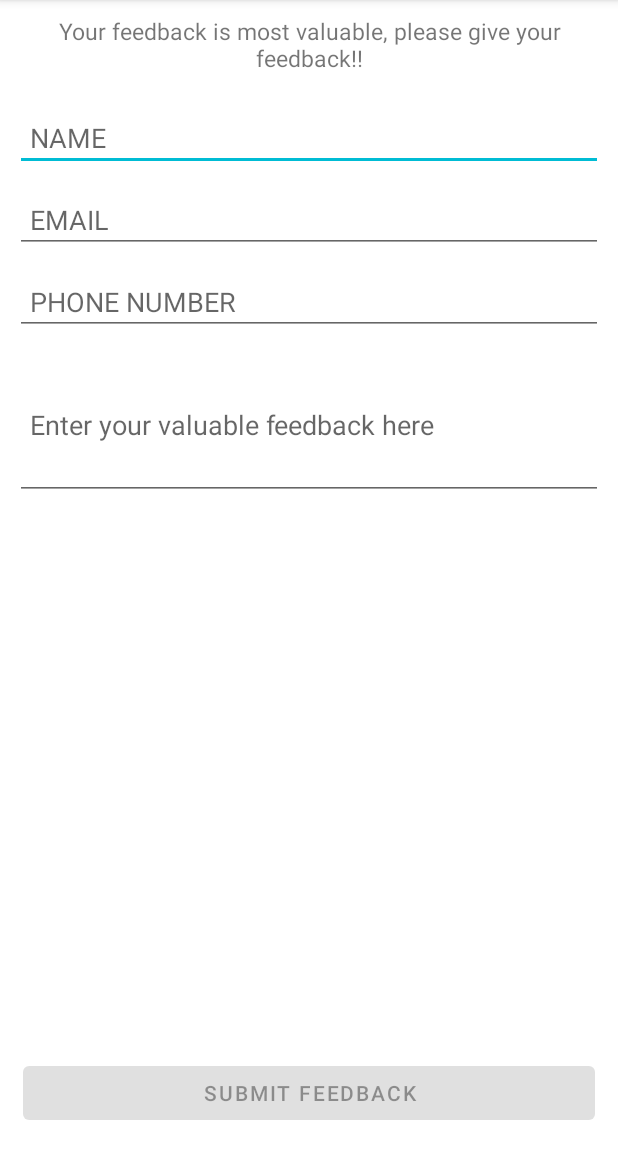
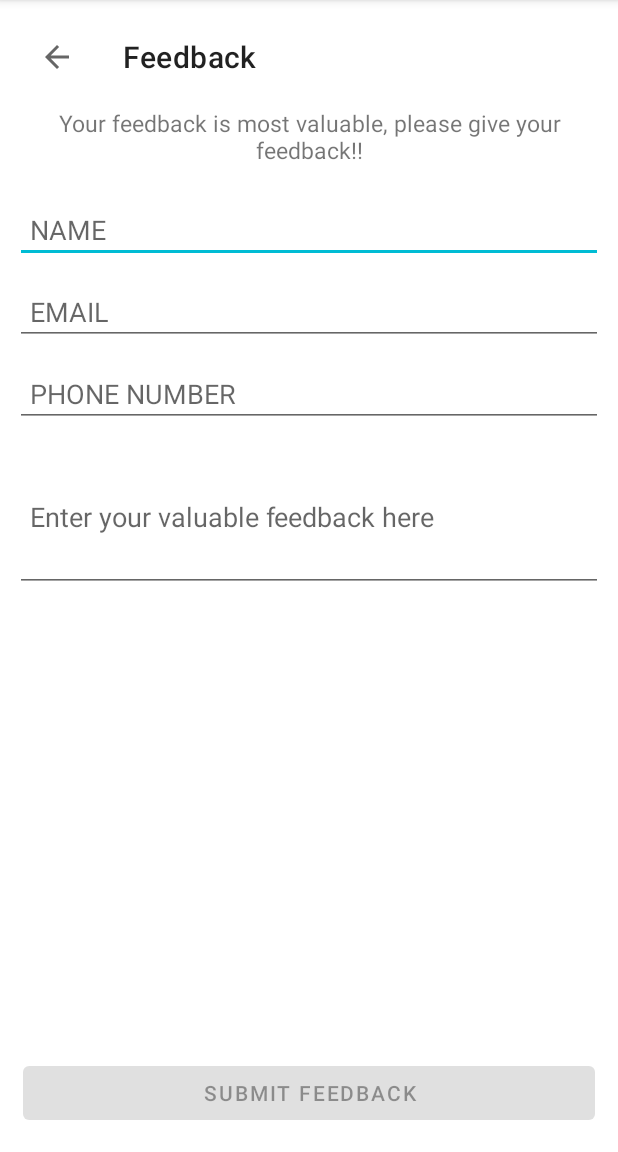
Before and after one commit to chin-mayKulkarni/HoroBook, an Android app: the screen it shows after launch (FeedBackActivity), in the side drawer, after a tap on "feedback", on a phone screen of 412 x 824 dp, the part 84-1236 px from its top. Run offline under Robolectric (Android 15) with nearby library versions, the phone set to English and light mode, and no system bars; our stand-ins replace RxJava, navigation-ui; network calls fail.

Commit message:
UI changes, fixed bugs, back button to webview, donotplay song implementation, version display

```diff
--- a/app/build.gradle
+++ b/app/build.gradle
@@ -16,7 +16,7 @@ android {
         applicationId "com.chinmay.horobook"
         minSdkVersion 23
         targetSdkVersion 31
-        versionCode 5
+        versionCode 7
         versionName "1.0"
 
         testInstrumentationRunner "androidx.test.runner.AndroidJUnitRunner"
--- a/app/src/main/java/com/chinmay/horobook/MainActivity.kt
+++ b/app/src/main/java/com/chinmay/horobook/MainActivity.kt
@@ -3,6 +3,8 @@ package com.chinmay.horobook
 import android.content.Intent
 import android.os.Bundle
 import android.view.MenuItem
+import android.view.View
+import android.widget.TextView
 import androidx.appcompat.app.ActionBarDrawerToggle
 import androidx.appcompat.app.AppCompatActivity
 import androidx.navigation.findNavController
@@ -12,6 +14,7 @@ import com.chinmay.horobook.view.DrawerNavigationFragments.FeedBackActivity
 import com.chinmay.horobook.view.DrawerNavigationFragments.WebActivity
 import com.google.android.material.bottomnavigation.BottomNavigationView
 import kotlinx.android.synthetic.main.activity_main.*
+import kotlinx.android.synthetic.main.nav_header.*
 
 
 class MainActivity : AppCompatActivity() {
@@ -34,6 +37,13 @@ class MainActivity : AppCompatActivity() {
 
         supportActionBar?.setDisplayHomeAsUpEnabled(true)
 
+        val headerView : View = nav_view.getHeaderView(0)
+        var version_txt : TextView = headerView.findViewById(R.id.version_txt)
+
+        version_txt.text = "v " + BuildConfig.VERSION_NAME+ "(" + BuildConfig.VERSION_CODE + ")"
+
+
+
 
 //on click listener of navigation drawer
         nav_view.setNavigationItemSelectedListener {
@@ -52,18 +62,21 @@ class MainActivity : AppCompatActivity() {
                 R.id.nav_privacy -> {
                     val intent = Intent(this, WebActivity::class.java)
                     intent.putExtra("url", UrlConstants.privacy_policy)
+                    intent.putExtra("title", "Privacy Policy")
                     startActivity(intent)
                 }
 
                 R.id.nav_about -> {
                     val intent = Intent(this, WebActivity::class.java)
                     intent.putExtra("url", UrlConstants.about_us)
+                    intent.putExtra("title", "About")
                     startActivity(intent)
                 }
 
                 R.id.nav_terms -> {
                     val intent = Intent(this, WebActivity::class.java)
                     intent.putExtra("url", UrlConstants.terms)
+                    intent.putExtra("title", "Terms & Conditions")
                     startActivity(intent)
                 }
 
--- a/app/src/main/java/com/chinmay/horobook/model/Model.kt
+++ b/app/src/main/java/com/chinmay/horobook/model/Model.kt
@@ -45,7 +45,7 @@ data class SongsListData(
     val songArtist: String?,
 
     @SerializedName("crawl_required")
-    val playSong: Boolean?,
+    val doNotPlaySong: Boolean?,
 
     @SerializedName("media_file")
     val songUrl: String?,
--- a/app/src/main/java/com/chinmay/horobook/view/DrawerNavigationFragments/FeedBackActivity.kt
+++ b/app/src/main/java/com/chinmay/horobook/view/DrawerNavigationFragments/FeedBackActivity.kt
@@ -18,6 +18,7 @@ import io.reactivex.disposables.CompositeDisposable
 import io.reactivex.observers.DisposableSingleObserver
 import io.reactivex.schedulers.Schedulers
 import kotlinx.android.synthetic.main.activity_feed_back.*
+import kotlinx.android.synthetic.main.activity_web.*
 import org.json.JSONObject
 
 
@@ -54,16 +55,16 @@ class FeedBackActivity : AppCompatActivity() {
 
         checkFieldsForEmptyValues()
 
+        toolbarFeed.title = "Feedback"
+
+        toolbarFeed.setNavigationOnClickListener(View.OnClickListener {
+            // back button pressed
+            this.onBackPressed()
+        })
+
         btn_submit.setOnClickListener {
             validateInput()
             if (errorText.visibility != View.VISIBLE) {
-
-                /*{
-                    "device":"1234567891234567",
-                    "email":"bfbfbf",
-                    "feedback_message":"hhh",
-                    "mobile":"8989"
-                }*/
 
                 prefHelper = SharedPreferencesHelper(applicationContext)
 
--- a/app/src/main/java/com/chinmay/horobook/view/DrawerNavigationFragments/WebActivity.kt
+++ b/app/src/main/java/com/chinmay/horobook/view/DrawerNavigationFragments/WebActivity.kt
@@ -11,6 +11,7 @@ import androidx.appcompat.app.AppCompatActivity
 import com.chinmay.horobook.R
 import kotlinx.android.synthetic.main.activity_web.*
 
+
 class WebActivity : AppCompatActivity() {
     @SuppressLint("SetJavaScriptEnabled")
     override fun onCreate(savedInstanceState: Bundle?) {
@@ -18,9 +19,17 @@ class WebActivity : AppCompatActivity() {
         setContentView(R.layout.activity_web)
 
         val url = intent.getStringExtra("url")
+        val title = intent.getStringExtra("title")
 
         url?.let { Log.d("WebActivity", it) }
         web_loading.visibility = View.VISIBLE
+
+
+        toolbar.title = title
+        toolbar.setNavigationOnClickListener(View.OnClickListener {
+            // back button pressed
+            this.onBackPressed()
+        })
 
         if (url != null) {
             web_view.webViewClient = WebViewClient()
--- a/app/src/main/java/com/chinmay/horobook/view/HoroscopeFragment.kt
+++ b/app/src/main/java/com/chinmay/horobook/view/HoroscopeFragment.kt
@@ -149,6 +149,7 @@ class HoroscopeFragment : Fragment() {
 
                 val intent = Intent(activity, WebActivity::class.java)
                 intent.putExtra("url", UrlConstants.media_url + UrlConstants.horoscope + zodaicSign +"/" + day +"/" + langSel +"/" + deviceID)
+                intent.putExtra("title", "Horoscope")
                 startActivity(intent)
             }
         }
--- a/app/src/main/java/com/chinmay/horobook/view/SongsListFragment/SongsListAdapter.kt
+++ b/app/src/main/java/com/chinmay/horobook/view/SongsListFragment/SongsListAdapter.kt
@@ -40,7 +40,7 @@ class SongsListAdapter(val songsList: ArrayList<SongsListData>) :
         holder.view.name.text = songsList[position].songName
         holder.view.lifespan.text = songsList[position].songArtist
         holder.view.setOnClickListener {
-            if (songsList[position].playSong == true) {
+            if (songsList[position].doNotPlaySong == false) {
                 Navigation.findNavController(it)
                     .navigate(
                         SongsListFragmentDirections.actionPlayerFragment(
--- a/app/src/main/res/layout/activity_feed_back.xml
+++ b/app/src/main/res/layout/activity_feed_back.xml
@@ -7,10 +7,20 @@
     android:layout_margin="10dp"
     tools:context=".view.DrawerNavigationFragments.FeedBackActivity">
 
+
+    <androidx.appcompat.widget.Toolbar
+        android:id="@+id/toolbarFeed"
+        android:layout_width="match_parent"
+        android:layout_height="?attr/actionBarSize"
+        app:title="Title"
+        app:navigationIcon="?attr/homeAsUpIndicator" />
+
     <TextView
         android:id="@+id/header_text"
         android:layout_width="match_parent"
         android:layout_height="wrap_content"
+        android:layout_marginTop="@dimen/margin"
+        android:layout_below="@+id/toolbarFeed"
         android:text="Your feedback is most valuable, please give your feedback!!"
         android:textAlignment="center"
         android:textSize="@dimen/activity_horizontal_margin" />
--- a/app/src/main/res/menu/nav_menu.xml
+++ b/app/src/main/res/menu/nav_menu.xml
@@ -40,4 +40,5 @@
 
         </menu>
     </item>
+
 </menu>
```
Also changed, not shown: app/src/main/res/layout/activity_web.xml (+8 -0 lines), app/src/main/res/layout/nav_header.xml (+7 -0 lines), app/src/main/res/values-night/themes.xml (+23 -0 lines), app/src/main/res/values/styles.xml (+24 -0 lines), app/src/main/res/values/themes.xml (+23 -0 lines), 1 other file.
